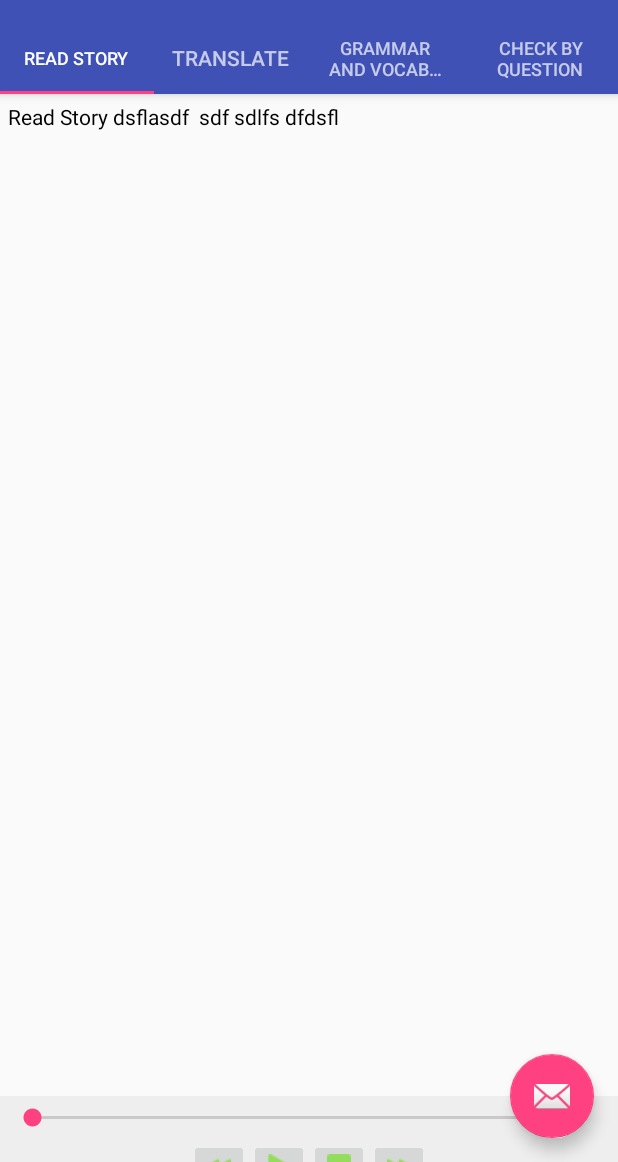
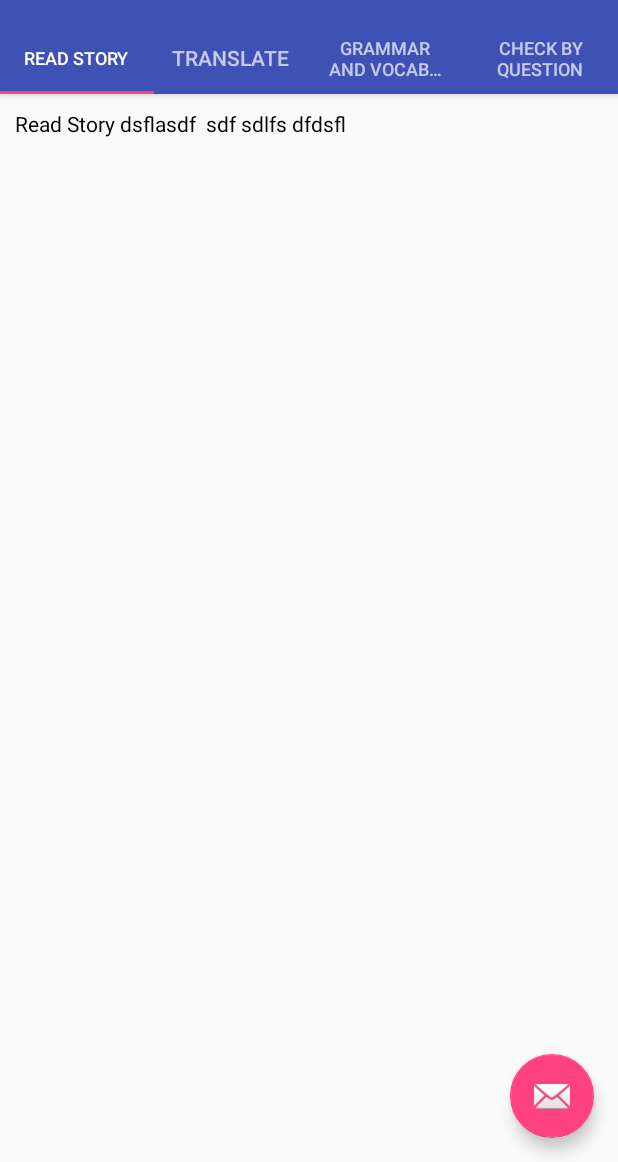
Before and after one commit to hoangvinh-94/EnglishStorys, an Android app: the ReadStoryFraqment screen opened directly, with no data from a screen before it, on a phone screen of 412 x 824 dp, the part 74-1236 px from its top. Run offline under Robolectric (Android 15) with nearby library versions, the phone set to English and light mode, and no system bars.

Commit message:
giao dien readstory

```diff
--- a/app/build.gradle
+++ b/app/build.gradle
@@ -26,6 +26,5 @@ dependencies {
     })
     compile 'com.android.support:appcompat-v7:24.2.1'
     compile 'com.android.support:design:24.2.1'
-    compile 'com.android.support:design:23.2.0'
     testCompile 'junit:junit:4.12'
 }
--- a/app/src/main/java/com/example/healer/englishstorys/ReadStoryFraqment.java
+++ b/app/src/main/java/com/example/healer/englishstorys/ReadStoryFraqment.java
@@ -1,43 +1,40 @@
 package com.example.healer.englishstorys;
 
 import android.os.Bundle;
-import android.os.SystemClock;
 import android.support.design.widget.BottomSheetBehavior;
 import android.util.Log;
 import android.view.LayoutInflater;
-import android.view.MotionEvent;
 import android.view.View;
 import android.view.ViewGroup;
 import android.support.v4.app.Fragment;
+import android.widget.RelativeLayout;
+
 
 /**
  * Created by Healer on 21-Feb-17.
  */
 
-public class ReadStoryFraqment extends Fragment implements View.OnTouchListener{
-    private BottomSheetBehavior audioBar;
+public class ReadStoryFraqment extends Fragment{
+    BottomSheetBehavior bottomSheetBehavior;
     public View onCreateView(LayoutInflater inflater, ViewGroup container, Bundle BundlesavedInstanceState){
         View rootView = inflater.inflate(R.layout.readstory_tab,container,false);
-        View BottomSheet_AudioBar = rootView.findViewById(R.id.bottomsheet_audio);
-        audioBar  = BottomSheetBehavior.from(BottomSheet_AudioBar);
+        View bottomSheet = rootView.findViewById(R.id.audioBar);
+        bottomSheetBehavior = BottomSheetBehavior.from((View) bottomSheet);
+        bottomSheetBehavior.setPeekHeight(0);
+        RelativeLayout layout_story = (RelativeLayout) rootView.findViewById(R.id.layout_story);
+
+        layout_story.setOnClickListener(new View.OnClickListener() {
+            @Override
+            public void onClick(View view) {
+                if(bottomSheetBehavior.getState() != BottomSheetBehavior.STATE_EXPANDED) {
+                    bottomSheetBehavior.setState(BottomSheetBehavior.STATE_EXPANDED);
+                }
+                else {
+                    bottomSheetBehavior.setState(BottomSheetBehavior.STATE_COLLAPSED);
+                }
+                Log.d("vinh1","vinh1");
+            }
+        });
         return rootView;
     }
-    @Override
-    public boolean onTouch(View view, MotionEvent motionEvent) {
-        int action = motionEvent.getAction();
-        if(action == motionEvent.ACTION_DOWN){
-            Log.d("vinh","vinh");
-            if(audioBar.getState() != BottomSheetBehavior.STATE_EXPANDED) {
-                audioBar.setState(BottomSheetBehavior.STATE_EXPANDED);
-            }
-            else {
-                audioBar.setState(BottomSheetBehavior.STATE_COLLAPSED);
-            }
-            return true;
-        }
-        if(action == motionEvent.ACTION_UP){
-            Log.d("vinh1","vinh1");
-        }
-        return false;
-    }
 }
--- a/app/src/main/res/layout/readstory_tab.xml
+++ b/app/src/main/res/layout/readstory_tab.xml
@@ -1,69 +1,20 @@
-<android.support.design.widget.CoordinatorLayout xmlns:android="http://schemas.android.com/apk/res/android"
-    xmlns:tools="http://schemas.android.com/tools"
+<android.support.design.widget.CoordinatorLayout
+    xmlns:android="http://schemas.android.com/apk/res/android"
     android:layout_width="match_parent"
-    android:layout_height="match_parent"
-    xmlns:app="http://schemas.android.com/apk/res-auto">
-    <ScrollView
+    android:layout_height="match_parent">
+       <RelativeLayout
+           android:id="@+id/layout_story"
            android:layout_width="match_parent"
-        android:layout_height="match_parent"
-        app:layout_behavior="@string/appbar_scrolling_view_behavior">
+           android:layout_height="match_parent">
                <TextView
                    android:id="@+id/content_story"
                    android:layout_width="match_parent"
-            android:layout_height="wrap_content"
+                   android:layout_height="match_parent"
                    android:fadeScrollbars="true"
                    android:scrollbars="vertical"
-            android:padding="5dp"
+                   android:padding="10dp"
                    android:textColor="#000000"
-            android:text="Read Story dsflasdf  sdf sdlfs dfdsfl "
-            android:layout_alignParentRight="true"
-            android:layout_alignParentEnd="true" />
-
-    </ScrollView>
-    <android.support.v4.widget.NestedScrollView
-        android:layout_width="match_parent"
-        android:layout_height="100dp"
-        android:id="@+id/bottomsheet_audio"
-        android:background="@android:color/holo_orange_light"
-        app:layout_behavior="android.support.design.widget.BottomSheetBehavior">
-
-        <LinearLayout
-            android:layout_width="match_parent"
-            android:layout_height="wrap_content"
-            android:layout_alignParentBottom="true"
-            android:background="#EEEEEE"
-            android:layout_marginBottom="50dp"
-
-            android:orientation="vertical">
-            <SeekBar
-                android:layout_width="match_parent"
-                android:layout_margin="5dp"
-                android:layout_height="wrap_content" />
-            <LinearLayout
-                android:layout_width="wrap_content"
-                android:layout_height="wrap_content"
-                android:layout_gravity="center_horizontal"
-                android:orientation="horizontal">
-                <ImageButton
-                    android:layout_width="wrap_content"
-                    android:layout_height="wrap_content"
-                    android:src="@drawable/rewind"
-                    />
-                <ImageButton
-                    android:layout_width="wrap_content"
-                    android:layout_height="wrap_content"
-                    android:src="@drawable/play"/>
-                <ImageButton
-                    android:layout_width="wrap_content"
-                    android:layout_height="wrap_content"
-                    android:src="@drawable/stop"/>
-                <ImageButton
-                    android:layout_width="wrap_content"
-                    android:layout_height="wrap_content"
-                    android:src="@drawable/forward"/>
-            </LinearLayout>
-
-        </LinearLayout>
-
-    </android.support.v4.widget.NestedScrollView>
+                   android:text="Read Story dsflasdf  sdf sdlfs dfdsfl " />
+       </RelativeLayout>
+        <include layout="@layout/audio_bar_bottomsheet"/>
 </android.support.design.widget.CoordinatorLayout>
```
Also changed, not shown: app/src/main/res/layout/audio_bar_bottomsheet.xml (+8 -16 lines). Lines whose indentation alone changed are shown as unchanged.
